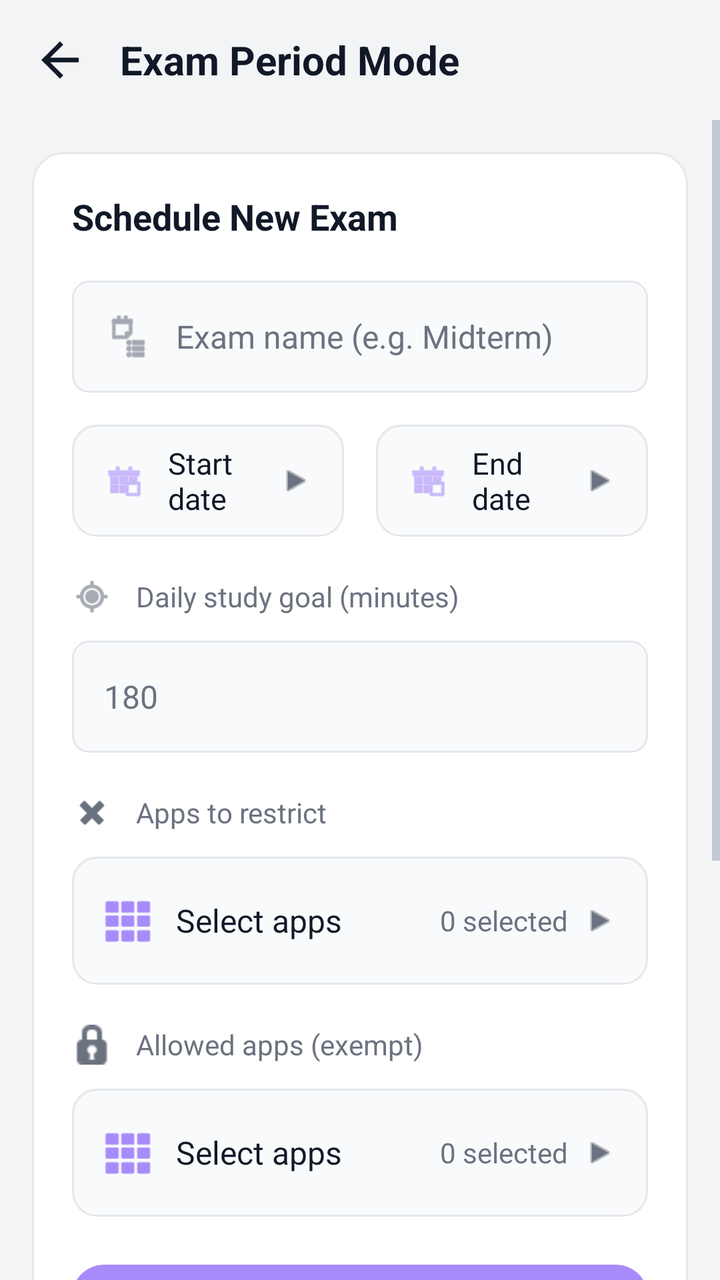
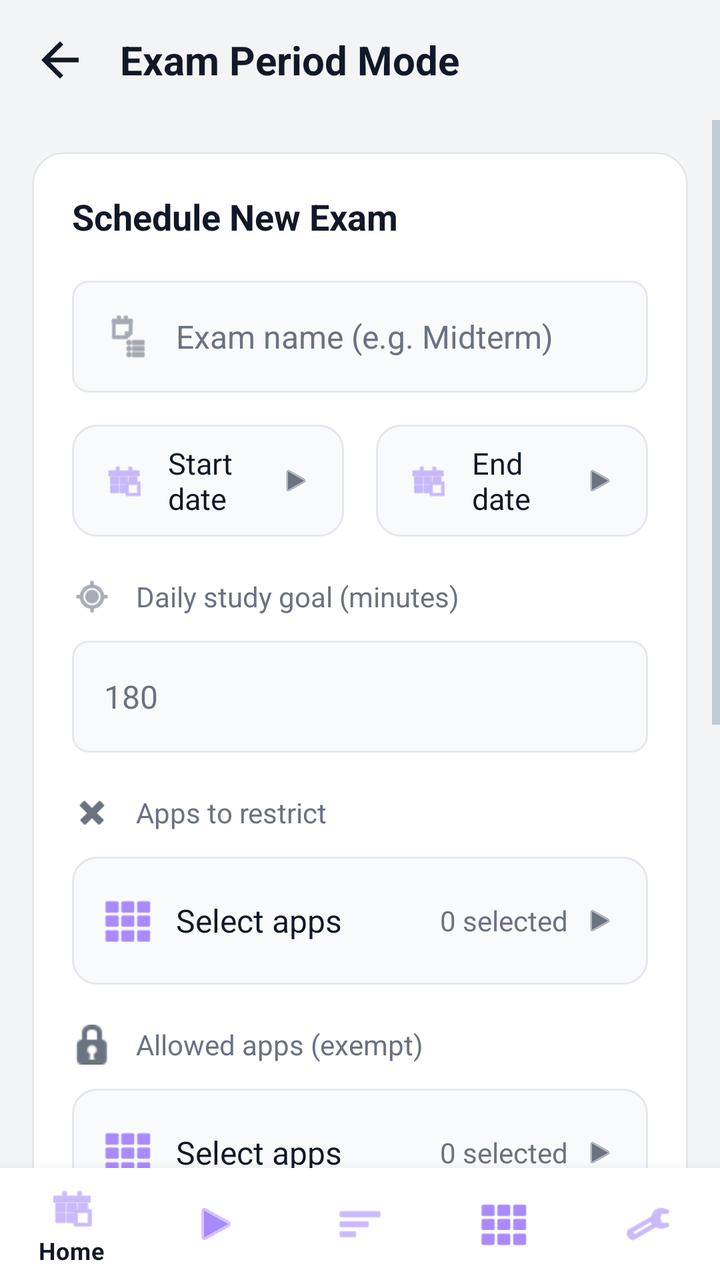

Compare the two renders of this Android layout. The source of the first and the diff that turns it into the second are given below.
<!-- AndroidManifest.xml: application theme Theme.SelfPilot -->
<!-- res/layout/activity_exam_mode.xml -->
<?xml version="1.0" encoding="utf-8"?>
<androidx.constraintlayout.widget.ConstraintLayout xmlns:android="http://schemas.android.com/apk/res/android"
    xmlns:app="http://schemas.android.com/apk/res-auto"
    android:layout_width="match_parent"
    android:layout_height="match_parent"
    android:background="@color/exam_bg">

    <LinearLayout
        android:id="@+id/examToolbar"
        android:layout_width="match_parent"
        android:layout_height="wrap_content"
        android:orientation="horizontal"
        android:gravity="center_vertical"
        android:padding="16dp"
        app:layout_constraintTop_toTopOf="parent">

        <ImageView
            android:id="@+id/btnBack"
            android:layout_width="28dp"
            android:layout_height="28dp"
            android:src="?attr/homeAsUpIndicator"
            app:tint="@color/exam_text_primary"
            android:background="?attr/selectableItemBackgroundBorderless"
            android:clickable="true"
            android:focusable="true"/>

        <TextView
            android:layout_width="wrap_content"
            android:layout_height="wrap_content"
            android:text="Exam Period Mode"
            android:textColor="@color/exam_text_primary"
            android:textSize="20sp"
            android:textStyle="bold"
            android:layout_marginStart="16dp"/>
    </LinearLayout>

    <ScrollView
        android:layout_width="match_parent"
        android:layout_height="0dp"
        app:layout_constraintTop_toBottomOf="@id/examToolbar"
        app:layout_constraintBottom_toBottomOf="parent"
        android:fillViewport="true">

        <LinearLayout
            android:layout_width="match_parent"
            android:layout_height="wrap_content"
            android:orientation="vertical"
            android:padding="16dp">

            
            <com.google.android.material.card.MaterialCardView
                android:id="@+id/cardActiveExam"
                android:layout_width="match_parent"
                android:layout_height="wrap_content"
                android:layout_marginBottom="16dp"
                app:cardBackgroundColor="@color/exam_card"
                app:cardCornerRadius="16dp"
                app:strokeColor="@color/success_green"
                app:strokeWidth="1dp"
                android:visibility="gone">
                <LinearLayout
                    android:layout_width="match_parent"
                    android:layout_height="wrap_content"
                    android:orientation="vertical"
                    android:padding="20dp">
                    <TextView
                        android:layout_width="wrap_content"
                        android:layout_height="wrap_content"
                        android:text="Currently Active Exam"
                        android:textColor="@color/success_green"
                        android:textSize="14sp"
                        android:textStyle="bold" />
                    <TextView
                        android:id="@+id/tvActiveExamName"
                        android:layout_width="wrap_content"
                        android:layout_height="wrap_content"
                        android:layout_marginTop="8dp"
                        android:text="Final Exams"
                        android:textColor="@color/exam_text_primary"
                        android:textSize="20sp"
                        android:textStyle="bold" />
                    <TextView
                        android:id="@+id/tvActiveExamGoal"
                        android:layout_width="wrap_content"
                        android:layout_height="wrap_content"
                        android:layout_marginTop="4dp"
                        android:text="Daily Goal: 180 Mins"
                        android:textColor="@color/exam_text_secondary"
                        android:textSize="14sp" />
                    <Button
                        android:id="@+id/btnCancelActiveExam"
                        style="@style/Widget.Material3.Button.OutlinedButton"
                        android:layout_width="match_parent"
                        android:layout_height="wrap_content"
                        android:layout_marginTop="16dp"
                        android:text="Cancel Exam Mode Early"
                        android:textColor="@color/error_red" />
                </LinearLayout>
            </com.google.android.material.card.MaterialCardView>

            
            <com.google.android.material.card.MaterialCardView
                android:layout_width="match_parent"
                android:layout_height="wrap_content"
                app:cardBackgroundColor="@color/exam_card"
                app:cardCornerRadius="16dp"
                app:strokeColor="@color/exam_border"
                app:strokeWidth="1dp"
                app:cardElevation="0dp">

                <LinearLayout
                    android:layout_width="match_parent"
                    android:layout_height="wrap_content"
                    android:orientation="vertical"
                    android:padding="20dp">

                    <TextView
                        android:layout_width="wrap_content"
                        android:layout_height="wrap_content"
                        android:text="Schedule New Exam"
                        android:textColor="@color/exam_text_primary"
                        android:textSize="18sp"
                        android:textStyle="bold" />

                    
                    <LinearLayout
                        android:layout_width="match_parent"
                        android:layout_height="56dp"
                        android:layout_marginTop="20dp"
                        android:background="@drawable/bg_exam_input"
                        android:gravity="center_vertical"
                        android:paddingHorizontal="16dp">
                        <ImageView
                            android:layout_width="24dp"
                            android:layout_height="24dp"
                            android:src="@android:drawable/ic_menu_agenda"
                            app:tint="@color/exam_text_secondary" />
                        <EditText
                            android:id="@+id/etExamName"
                            android:layout_width="match_parent"
                            android:layout_height="match_parent"
                            android:layout_marginStart="12dp"
                            android:background="@null"
                            android:hint="Exam name (e.g. Midterm)"
                            android:inputType="text"
                            android:textColor="@color/exam_text_primary"
                            android:textColorHint="@color/exam_text_secondary"
                            android:textSize="16sp" />
                    </LinearLayout>

                    
                    <LinearLayout
                        android:layout_width="match_parent"
                        android:layout_height="wrap_content"
                        android:layout_marginTop="16dp"
                        android:orientation="horizontal">

                        
                        <LinearLayout
                            android:id="@+id/btnPickStartDate"
                            android:layout_width="0dp"
                            android:layout_height="56dp"
                            android:layout_weight="1"
                            android:layout_marginEnd="8dp"
                            android:background="@drawable/bg_exam_button"
                            android:gravity="center_vertical"
                            android:paddingHorizontal="16dp"
                            android:clickable="true"
                            android:focusable="true">
                            <ImageView
                                android:layout_width="20dp"
                                android:layout_height="20dp"
                                android:src="@android:drawable/ic_menu_today"
                                app:tint="@color/purple_accent_light" />
                            <TextView
                                android:id="@+id/tvStartDateText"
                                android:layout_width="0dp"
                                android:layout_height="wrap_content"
                                android:layout_weight="1"
                                android:layout_marginStart="12dp"
                                android:text="Start date"
                                android:textColor="@color/exam_text_primary"
                                android:textSize="15sp" />
                            <ImageView
                                android:layout_width="16dp"
                                android:layout_height="16dp"
                                android:src="@android:drawable/ic_media_play"
                                app:tint="@color/exam_text_secondary" />
                        </LinearLayout>

                        
                        <LinearLayout
                            android:id="@+id/btnPickEndDate"
                            android:layout_width="0dp"
                            android:layout_height="56dp"
                            android:layout_weight="1"
                            android:layout_marginStart="8dp"
                            android:background="@drawable/bg_exam_button"
                            android:gravity="center_vertical"
                            android:paddingHorizontal="16dp"
                            android:clickable="true"
                            android:focusable="true">
                            <ImageView
                                android:layout_width="20dp"
                                android:layout_height="20dp"
                                android:src="@android:drawable/ic_menu_today"
                                app:tint="@color/purple_accent_light" />
                            <TextView
                                android:id="@+id/tvEndDateText"
                                android:layout_width="0dp"
                                android:layout_height="wrap_content"
                                android:layout_weight="1"
                                android:layout_marginStart="12dp"
                                android:text="End date"
                                android:textColor="@color/exam_text_primary"
                                android:textSize="15sp" />
                            <ImageView
                                android:layout_width="16dp"
                                android:layout_height="16dp"
                                android:src="@android:drawable/ic_media_play"
                                app:tint="@color/exam_text_secondary" />
                        </LinearLayout>
                    </LinearLayout>

                    
                    <LinearLayout
                        android:layout_width="match_parent"
                        android:layout_height="wrap_content"
                        android:layout_marginTop="20dp"
                        android:gravity="center_vertical"
                        android:orientation="horizontal">
                        <ImageView
                            android:layout_width="20dp"
                            android:layout_height="20dp"
                            android:src="@android:drawable/ic_menu_mylocation"
                            app:tint="@color/exam_text_secondary" />
                        <TextView
                            android:layout_width="wrap_content"
                            android:layout_height="wrap_content"
                            android:layout_marginStart="12dp"
                            android:text="Daily study goal (minutes)"
                            android:textColor="@color/exam_text_secondary"
                            android:textSize="14sp" />
                    </LinearLayout>

                    <EditText
                        android:id="@+id/etExamDailyGoal"
                        android:layout_width="match_parent"
                        android:layout_height="56dp"
                        android:layout_marginTop="12dp"
                        android:background="@drawable/bg_exam_input"
                        android:paddingHorizontal="16dp"
                        android:hint="180"
                        android:inputType="number"
                        android:textColor="@color/exam_text_primary"
                        android:textColorHint="@color/exam_text_secondary"
                        android:textSize="16sp" />

                    
                    <LinearLayout
                        android:layout_width="match_parent"
                        android:layout_height="wrap_content"
                        android:layout_marginTop="20dp"
                        android:gravity="center_vertical"
                        android:orientation="horizontal">
                        <ImageView
                            android:layout_width="20dp"
                            android:layout_height="20dp"
                            android:src="@android:drawable/ic_delete"
                            app:tint="@color/exam_text_secondary" />
                        <TextView
                            android:layout_width="wrap_content"
                            android:layout_height="wrap_content"
                            android:layout_marginStart="12dp"
                            android:text="Apps to restrict"
                            android:textColor="@color/exam_text_secondary"
                            android:textSize="14sp" />
                    </LinearLayout>

                    <LinearLayout
                        android:id="@+id/btnSelectRestrictedApps"
                        android:layout_width="match_parent"
                        android:layout_height="64dp"
                        android:layout_marginTop="12dp"
                        android:background="@drawable/bg_exam_button"
                        android:gravity="center_vertical"
                        android:paddingHorizontal="16dp"
                        android:clickable="true"
                        android:focusable="true">
                        <ImageView
                            android:layout_width="24dp"
                            android:layout_height="24dp"
                            android:src="@android:drawable/ic_dialog_dialer"
                            app:tint="@color/purple_accent_light" />
                        <TextView
                            android:layout_width="0dp"
                            android:layout_height="wrap_content"
                            android:layout_weight="1"
                            android:layout_marginStart="12dp"
                            android:text="Select apps"
                            android:textColor="@color/exam_text_primary"
                            android:textSize="16sp" />
                        <TextView
                            android:id="@+id/tvRestrictedCount"
                            android:layout_width="wrap_content"
                            android:layout_height="wrap_content"
                            android:text="0 selected"
                            android:textColor="@color/exam_text_secondary"
                            android:textSize="14sp"
                            android:layout_marginEnd="8dp"/>
                        <ImageView
                            android:layout_width="16dp"
                            android:layout_height="16dp"
                            android:src="@android:drawable/ic_media_play"
                            app:tint="@color/exam_text_secondary" />
                    </LinearLayout>

                    
                    <LinearLayout
                        android:layout_width="match_parent"
                        android:layout_height="wrap_content"
                        android:layout_marginTop="20dp"
                        android:gravity="center_vertical"
                        android:orientation="horizontal">
                        <ImageView
                            android:layout_width="20dp"
                            android:layout_height="20dp"
                            android:src="@android:drawable/ic_secure"
                            app:tint="@color/exam_text_secondary" />
                        <TextView
                            android:layout_width="wrap_content"
                            android:layout_height="wrap_content"
                            android:layout_marginStart="12dp"
                            android:text="Allowed apps (exempt)"
                            android:textColor="@color/exam_text_secondary"
                            android:textSize="14sp" />
                    </LinearLayout>

                    <LinearLayout
                        android:id="@+id/btnSelectAllowedApps"
                        android:layout_width="match_parent"
                        android:layout_height="64dp"
                        android:layout_marginTop="12dp"
                        android:background="@drawable/bg_exam_button"
                        android:gravity="center_vertical"
                        android:paddingHorizontal="16dp"
                        android:clickable="true"
                        android:focusable="true">
                        <ImageView
                            android:layout_width="24dp"
                            android:layout_height="24dp"
                            android:src="@android:drawable/ic_dialog_dialer"
                            app:tint="@color/purple_accent_light" />
                        <TextView
                            android:layout_width="0dp"
                            android:layout_height="wrap_content"
                            android:layout_weight="1"
                            android:layout_marginStart="12dp"
                            android:text="Select apps"
                            android:textColor="@color/exam_text_primary"
                            android:textSize="16sp" />
                        <TextView
                            android:id="@+id/tvAllowedCount"
                            android:layout_width="wrap_content"
                            android:layout_height="wrap_content"
                            android:text="0 selected"
                            android:textColor="@color/exam_text_secondary"
                            android:textSize="14sp"
                            android:layout_marginEnd="8dp"/>
                        <ImageView
                            android:layout_width="16dp"
                            android:layout_height="16dp"
                            android:src="@android:drawable/ic_media_play"
                            app:tint="@color/exam_text_secondary" />
                    </LinearLayout>

                    
                    <LinearLayout
                        android:id="@+id/btnSaveExam"
                        android:layout_width="match_parent"
                        android:layout_height="56dp"
                        android:layout_marginTop="24dp"
                        android:background="@drawable/bg_exam_primary_button"
                        android:gravity="center"
                        android:orientation="horizontal"
                        android:clickable="true"
                        android:focusable="true">

                        <ImageView
                            android:layout_width="20dp"
                            android:layout_height="20dp"
                            android:src="@android:drawable/ic_menu_today"
                            app:tint="@color/white" />

                        <TextView
                            android:layout_width="wrap_content"
                            android:layout_height="wrap_content"
                            android:layout_marginStart="8dp"
                            android:text="Schedule Exam Profile"
                            android:textColor="@color/white"
                            android:textSize="16sp"
                            android:textStyle="bold"/>
                    </LinearLayout>

                </LinearLayout>
            </com.google.android.material.card.MaterialCardView>

            
            <com.google.android.material.card.MaterialCardView
                android:layout_width="match_parent"
                android:layout_height="wrap_content"
                android:layout_marginTop="16dp"
                android:layout_marginBottom="32dp"
                app:cardBackgroundColor="@color/exam_card"
                app:cardCornerRadius="16dp"
                app:strokeColor="@color/exam_border"
                app:strokeWidth="1dp"
                app:cardElevation="0dp">

                <LinearLayout
                    android:layout_width="match_parent"
                    android:layout_height="wrap_content"
                    android:orientation="vertical"
                    android:padding="20dp">

                    <TextView
                        android:layout_width="wrap_content"
                        android:layout_height="wrap_content"
                        android:text="Communication Exceptions"
                        android:textColor="@color/exam_text_primary"
                        android:textSize="18sp"
                        android:textStyle="bold" />

                    
                    <LinearLayout
                        android:layout_width="match_parent"
                        android:layout_height="wrap_content"
                        android:layout_marginTop="20dp"
                        android:orientation="horizontal"
                        android:gravity="center_vertical">

                        <ImageView
                            android:layout_width="24dp"
                            android:layout_height="24dp"
                            android:src="@android:drawable/ic_menu_call"
                            app:tint="@color/exam_text_secondary" />

                        <TextView
                            android:layout_width="0dp"
                            android:layout_height="wrap_content"
                            android:layout_weight="1"
                            android:layout_marginStart="16dp"
                            android:text="Allow calls"
                            android:textColor="@color/exam_text_primary"
                            android:textSize="16sp" />

                        <com.google.android.material.materialswitch.MaterialSwitch
                            android:id="@+id/switchAllowCalls"
                            android:layout_width="wrap_content"
                            android:layout_height="wrap_content"
                            android:checked="true"/>
                    </LinearLayout>

                    
                    <LinearLayout
                        android:layout_width="match_parent"
                        android:layout_height="wrap_content"
                        android:layout_marginTop="16dp"
                        android:orientation="horizontal"
                        android:gravity="center_vertical">

                        <ImageView
                            android:layout_width="24dp"
                            android:layout_height="24dp"
                            android:src="@android:drawable/stat_notify_chat"
                            app:tint="@color/exam_text_secondary" />

                        <TextView
                            android:layout_width="0dp"
                            android:layout_height="wrap_content"
                            android:layout_weight="1"
                            android:layout_marginStart="16dp"
                            android:text="Allow messages during breaks"
                            android:textColor="@color/exam_text_primary"
                            android:textSize="16sp" />

                        <com.google.android.material.materialswitch.MaterialSwitch
                            android:id="@+id/switchAllowMessages"
                            android:layout_width="wrap_content"
                            android:layout_height="wrap_content" />
                    </LinearLayout>

                </LinearLayout>
            </com.google.android.material.card.MaterialCardView>

        </LinearLayout>
    </ScrollView>
</androidx.constraintlayout.widget.ConstraintLayout>
<!-- resources referenced by this layout -->
<resources>
  <color name="error_red">#EF4444</color>
  <color name="exam_bg">#F3F4F6</color>
  <color name="exam_border">#E5E7EB</color>
  <color name="exam_card">#FFFFFF</color>
  <color name="exam_text_primary">#111827</color>
  <color name="exam_text_secondary">#6B7280</color>
  <color name="purple_accent_light">#A78BFA</color>
  <color name="success_green">#10B981</color>
  <color name="white">#FFFFFFFF</color>
  <!-- drawable bg_exam_button (drawable) -->
  <?xml version="1.0" encoding="utf-8"?>
  <shape xmlns:android="http://schemas.android.com/apk/res/android"
      android:shape="rectangle">
      <corners android:radius="12dp" />
      <solid android:color="@color/exam_input_bg" />
      <stroke
          android:width="1dp"
          android:color="@color/exam_border" />
  </shape>
  <!-- drawable bg_exam_input (drawable) -->
  <?xml version="1.0" encoding="utf-8"?>
  <shape xmlns:android="http://schemas.android.com/apk/res/android"
      android:shape="rectangle">
      <corners android:radius="8dp" />
      <solid android:color="@color/exam_input_bg" />
      <stroke
          android:width="1dp"
          android:color="@color/exam_border" />
  </shape>
  <!-- drawable bg_exam_primary_button (drawable) -->
  <?xml version="1.0" encoding="utf-8"?>
  <shape xmlns:android="http://schemas.android.com/apk/res/android"
      android:shape="rectangle">
      <corners android:radius="16dp" />
      <solid android:color="@color/purple_accent_light" />
  </shape>
  <style name="Theme.SelfPilot" parent="Base.Theme.SelfPilot" />
  <color name="exam_input_bg">#F9FAFB</color>
  <style name="Base.Theme.SelfPilot" parent="Theme.Material3.DayNight.NoActionBar">
          
          <item name="colorPrimary">@color/purple_accent</item>
          <item name="colorPrimaryVariant">@color/electric_blue</item>
          <item name="colorOnPrimary">@color/white</item>
          <item name="colorSecondary">@color/electric_blue</item>
          <item name="colorSecondaryVariant">@color/purple_accent_light</item>
          <item name="colorOnSecondary">@color/white</item>
          <item name="android:colorBackground">@color/background_dark</item>
          <item name="colorSurface">@color/card_background</item>
          <item name="colorOnSurface">@color/text_primary</item>
          <item name="android:textColorPrimary">@color/text_primary</item>
          <item name="android:textColorSecondary">@color/text_secondary</item>
          <item name="android:statusBarColor">@color/background_dark</item>
          <item name="android:navigationBarColor">@color/background_dark</item>
          <item name="bottomNavigationStyle">@style/Widget.MaterialComponents.BottomNavigationView.Colored</item>
      </style>
  <color name="purple_accent">#8B5CF6</color>
  <color name="electric_blue">#3B82F6</color>
  <color name="background_dark">#0F172A</color>
  <color name="card_background">#1E293B</color>
  <color name="text_primary">#F8FAFC</color>
  <color name="text_secondary">#94A3B8</color>
</resources>

<!-- the commit's change to res/layout/activity_exam_mode.xml (unified diff, before → after) -->
@@ -38,7 +38,7 @@
         android:layout_width="match_parent"
         android:layout_height="0dp"
         app:layout_constraintTop_toBottomOf="@id/examToolbar"
-        app:layout_constraintBottom_toBottomOf="parent"
+        app:layout_constraintBottom_toTopOf="@id/bottom_nav"
         android:fillViewport="true">
 
         <LinearLayout
@@ -495,4 +495,15 @@
 
         </LinearLayout>
     </ScrollView>
+
+    <com.google.android.material.bottomnavigation.BottomNavigationView
+        android:id="@+id/bottom_nav"
+        android:layout_width="match_parent"
+        android:layout_height="wrap_content"
+        android:background="@color/exam_card"
+        app:itemIconTint="@color/purple_accent_light"
+        app:itemTextColor="@color/exam_text_primary"
+        app:layout_constraintBottom_toBottomOf="parent"
+        app:menu="@menu/bottom_nav_menu" />
+
 </androidx.constraintlayout.widget.ConstraintLayout>
